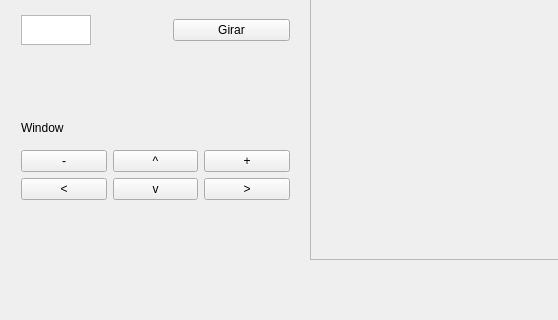
joaozeni/Trab1_CG_ClaudioJoao, file mainwindow.ui: the form before one commit; both pictures show x 0 to 558 and y 307 to 627 of the 1177 by 627 pixel window.
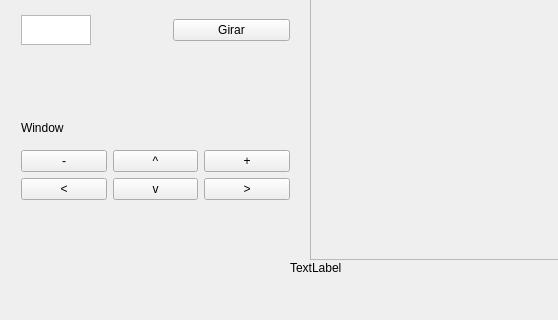
The form after the commit. Custom widgets are drawn as their Qt base class.

Diff of the .ui file:
```diff
--- a/mainwindow.ui
+++ b/mainwindow.ui
@@ -585,6 +585,19 @@
      </item>
     </layout>
    </widget>
+   <widget class="QLabel" name="bottomleftlabel">
+    <property name="geometry">
+     <rect>
+      <x>290</x>
+      <y>550</y>
+      <width>57</width>
+      <height>15</height>
+     </rect>
+    </property>
+    <property name="text">
+     <string>TextLabel</string>
+    </property>
+   </widget>
   </widget>
   <widget class="QMenuBar" name="menuBar">
    <property name="geometry">
```
Left out of the diff: 2 changed lines with no effect on the pictures.
